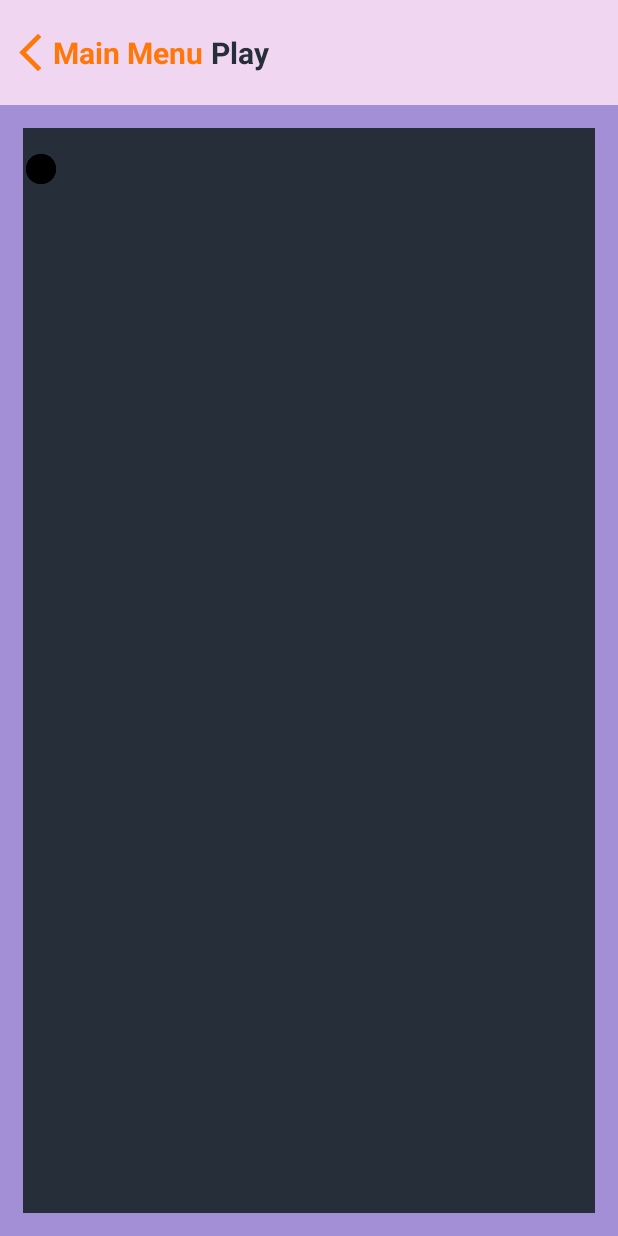
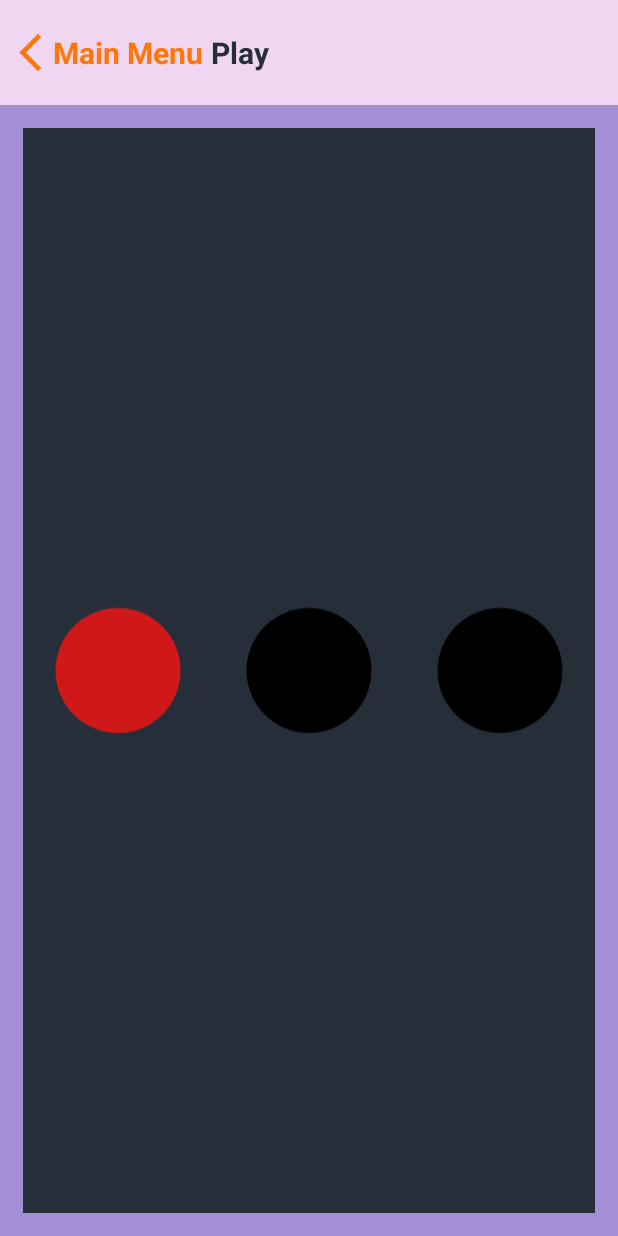
Before and after one commit to tamasregenye/mobilprog_beadando, an Android app: the PlayActivity screen opened directly, with no data from a screen before it, on a phone screen of 412 x 824 dp. Run offline under Robolectric (Android 15) with nearby library versions, the phone set to English and light mode, and no system bars.

Commit message:
upgrade PlayActivity

```diff
--- a/app/src/main/java/com/example/beadando/PlayActivity.java
+++ b/app/src/main/java/com/example/beadando/PlayActivity.java
@@ -4,6 +4,8 @@ import static com.example.beadando.ActUtils.startActivityAndFinishCurrent;
 
 import android.os.Bundle;
 import android.os.Handler;
+import android.util.Log;
+import android.widget.ImageView;
 import android.widget.LinearLayout;
 import android.widget.RelativeLayout;
 
@@ -15,6 +17,8 @@ public class PlayActivity extends AppCompatActivity {
     RelativeLayout playLayout;
     boolean lightsOn = false;
     long lightsOutTime = 0;
+    long startedGameTime = 0;
+    ImageView light1, light2, light3;
 
     @Override
     protected void onCreate(Bundle savedInstanceState) {
@@ -29,6 +33,10 @@ public class PlayActivity extends AppCompatActivity {
     private void initComponents() {
         mainMenuBtn = findViewById(R.id.button_mainmenu);
         playLayout = findViewById(R.id.layout_play);
+
+        light1 = findViewById(R.id.light1);
+        light2 = findViewById(R.id.light2);
+        light3 = findViewById(R.id.light3);
     }
 
     private void setOnclickListeners() {
@@ -42,35 +50,47 @@ public class PlayActivity extends AppCompatActivity {
 
     private void clickOnLayout() {
         if (lightsOn) {
-            long responseTime = System.currentTimeMillis() - lightsOutTime;
-            // Calculate and display response time
-            lightsOn = false;
-            // Start the next round or end the game
+            //user clicked when lights were on, game over
+
+
         } else {
-            // User clicked when lights were already off, ignore
+            // User clicked when lights were already off, measure reaction time
+            long reactionTime = System.currentTimeMillis() - lightsOutTime;
+
         }
     }
 
     private void startGame() {
-        // Start the game
-        // Turn the lights on
-        setLightsOn();
-        // Set a random delay to turn the lights off
-        new Handler().postDelayed(this::setLightsOff, getRandomDelay());
-    }
-
-    private void setLightsOn() {
-        // Code to turn the lights on
+        startedGameTime = System.currentTimeMillis();
+        // Start the game by turning on the first light
+        new Handler().postDelayed(() -> setLightOn(light1), 1000); // 1 second delay
+        // Schedule turning on the next light with a delay
+        new Handler().postDelayed(() -> setLightOn(light2), 2000); // 2 second delay
+        new Handler().postDelayed(() -> setLightOn(light3), 3000); // 3 seconds delay
+        // Schedule turning the lights off after a random delay
+        new Handler().postDelayed(this::setLightsOff, getRandomDelay() + 3000); // 3 seconds delay
         lightsOn = true;
     }
 
+    private void setLightOn(ImageView light) {
+        // Turn on the specified light
+        light.setImageResource(R.drawable.ic_light_on);
+    }
+
     private void setLightsOff() {
-        // Code to turn the lights off
-        lightsOutTime = System.currentTimeMillis();
+        // If all three lights are on, set them off and start the timer
+        if (lightsOn) {
+            light1.setImageResource(R.drawable.ic_light_off);
+            light2.setImageResource(R.drawable.ic_light_off);
+            light3.setImageResource(R.drawable.ic_light_off);
+            lightsOutTime = System.currentTimeMillis();
+            Log.d("Random", "Lights out after " + (lightsOutTime-startedGameTime) + " ms");
+            lightsOn = false;
+        }
     }
 
     private long getRandomDelay() {
-        // Generate a random delay between 1 and 3 seconds
-        return (long) (1000 + Math.random() * 2000);
+        // Generate a random delay between 0 and 5 seconds
+        return (long) (0 + Math.random() * 5000);
     }
 }
--- a/app/src/main/res/layout/activity_play.xml
+++ b/app/src/main/res/layout/activity_play.xml
@@ -1,4 +1,3 @@
-<?xml version="1.0" encoding="utf-8"?>
 <RelativeLayout xmlns:android="http://schemas.android.com/apk/res/android"
     xmlns:tools="http://schemas.android.com/tools"
     android:layout_width="match_parent"
@@ -65,31 +64,48 @@
         style="@style/background_section"
         android:paddingVertical="15dp">
 
-        <!-- Light 1 -->
+        <GridLayout
+            android:layout_width="match_parent"
+            android:layout_height="match_parent"
+            android:columnCount="3"
+            android:rowCount="1">
+
             <ImageView
                 android:id="@+id/light1"
-            android:layout_width="wrap_content"
-            android:layout_height="wrap_content"
+                android:layout_width="100dp"
+                android:layout_height="100dp"
+                android:layout_gravity="center_horizontal"
                 android:src="@drawable/ic_light_off"
-            android:layout_marginEnd="10dp"/>
+                android:layout_row="0"
+                android:layout_rowWeight="1"
+                android:layout_column="0"
+                android:layout_columnWeight="1"/>
 
-        <!-- Light 2 -->
             <ImageView
                 android:id="@+id/light2"
-            android:layout_width="wrap_content"
-            android:layout_height="wrap_content"
+                android:layout_width="100dp"
+                android:layout_height="100dp"
+                android:layout_gravity="center_horizontal"
                 android:src="@drawable/ic_light_off"
-            android:layout_marginEnd="10dp"/>
+                android:layout_row="0"
+                android:layout_rowWeight="1"
+                android:layout_column="1"
+                android:layout_columnWeight="1"/>
 
-        <!-- Light 3 -->
             <ImageView
                 android:id="@+id/light3"
-            android:layout_width="wrap_content"
-            android:layout_height="wrap_content"
+                android:layout_width="100dp"
+                android:layout_height="100dp"
+                android:layout_gravity="center_horizontal"
                 android:src="@drawable/ic_light_off"
-            android:layout_marginEnd="10dp"/>
+                android:layout_row="0"
+                android:layout_rowWeight="1"
+                android:layout_column="2"
+                android:layout_columnWeight="1"/>
+
+        </GridLayout>
+
 
     </RelativeLayout>
 
-
 </RelativeLayout>
```
Lines whose indentation alone changed are shown as unchanged.
